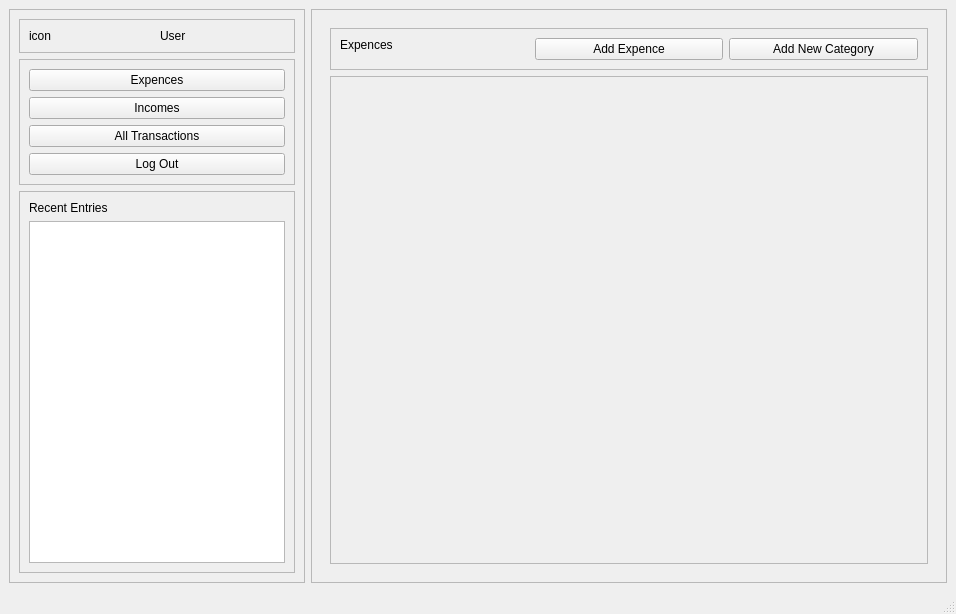
Old version of the form ui/DashboardWindow.ui in the repository imshahastam/budget_tracker_pyqt5.
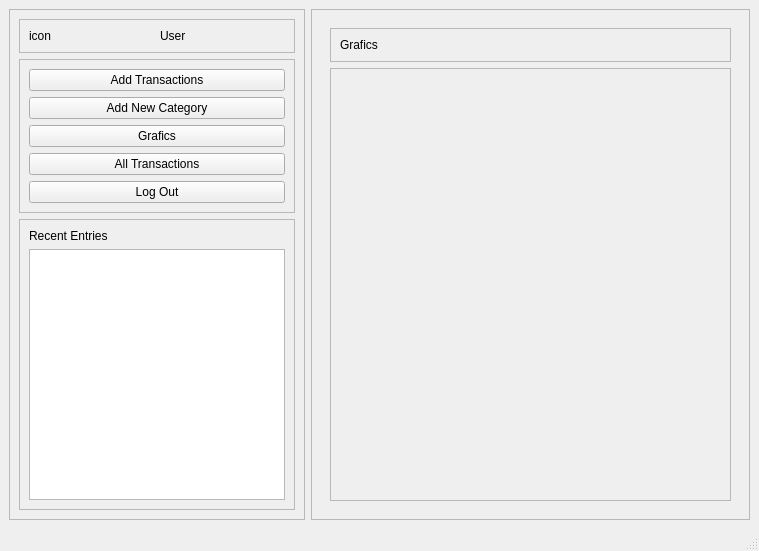
New version of the form.

Commit message: improve new transaction's dialog and update dashboard window

Patch:
```diff
--- a/ui/DashboardWindow.ui
+++ b/ui/DashboardWindow.ui
@@ -6,8 +6,8 @@
    <rect>
     <x>0</x>
     <y>0</y>
-    <width>956</width>
-    <height>614</height>
+    <width>759</width>
+    <height>551</height>
    </rect>
   </property>
   <property name="windowTitle">
@@ -62,14 +62,21 @@
           <item>
            <widget class="QPushButton" name="btnToExpence">
             <property name="text">
-             <string>Expences</string>
+             <string>Add Transactions</string>
             </property>
            </widget>
           </item>
           <item>
-           <widget class="QPushButton" name="btnToIncomes">
+           <widget class="QPushButton" name="btnNewCategory">
             <property name="text">
-             <string>Incomes</string>
+             <string>Add New Category</string>
+            </property>
+           </widget>
+          </item>
+          <item>
+           <widget class="QPushButton" name="btnToGrafics">
+            <property name="text">
+             <string>Grafics</string>
             </property>
            </widget>
           </item>
@@ -145,63 +152,10 @@
       <layout class="QVBoxLayout" name="verticalLayout_4">
        <item>
         <widget class="QStackedWidget" name="stackedWidget">
-         <widget class="QWidget" name="expencePage">
-          <layout class="QVBoxLayout" name="verticalLayout_5">
-           <item>
-            <widget class="QFrame" name="expenceFrame">
-             <property name="frameShape">
-              <enum>QFrame::StyledPanel</enum>
-             </property>
-             <property name="frameShadow">
-              <enum>QFrame::Raised</enum>
-             </property>
-             <layout class="QHBoxLayout" name="horizontalLayout_3">
-              <item alignment="Qt::AlignTop">
-               <widget class="QLabel" name="txtExpence">
-                <property name="text">
-                 <string>Expences</string>
-                </property>
-               </widget>
-              </item>
-              <item alignment="Qt::AlignTop">
-               <widget class="QPushButton" name="btnAddExpence">
-                <property name="text">
-                 <string>Add Expence</string>
-                </property>
-               </widget>
-              </item>
-              <item alignment="Qt::AlignTop">
-               <widget class="QPushButton" name="btnNewCategory">
-                <property name="text">
-                 <string>Add New Category</string>
-                </property>
-               </widget>
-              </item>
-             </layout>
-            </widget>
-           </item>
-           <item>
-            <widget class="QFrame" name="graficsFrame">
-             <property name="sizePolicy">
-              <sizepolicy hsizetype="Preferred" vsizetype="Expanding">
-               <horstretch>0</horstretch>
-               <verstretch>0</verstretch>
-              </sizepolicy>
-             </property>
-             <property name="frameShape">
-              <enum>QFrame::StyledPanel</enum>
-             </property>
-             <property name="frameShadow">
-              <enum>QFrame::Raised</enum>
-             </property>
-            </widget>
-           </item>
-          </layout>
-         </widget>
-         <widget class="QWidget" name="incomePage">
+         <widget class="QWidget" name="GraficsPage">
           <layout class="QVBoxLayout" name="verticalLayout_6">
            <item>
-            <widget class="QFrame" name="incomeFrame">
+            <widget class="QFrame" name="graficsFrame">
              <property name="frameShape">
               <enum>QFrame::StyledPanel</enum>
              </property>
@@ -212,21 +166,7 @@
               <item alignment="Qt::AlignTop">
                <widget class="QLabel" name="txtIncome">
                 <property name="text">
-                 <string>Incomes</string>
-                </property>
-               </widget>
-              </item>
-              <item alignment="Qt::AlignTop">
-               <widget class="QPushButton" name="btnAddIncome">
-                <property name="text">
-                 <string>Add Income</string>
-                </property>
-               </widget>
-              </item>
-              <item alignment="Qt::AlignTop">
-               <widget class="QPushButton" name="btnNewCategoryIncome">
-                <property name="text">
-                 <string>Add New Category</string>
+                 <string>Grafics</string>
                 </property>
                </widget>
               </item>
```
Left out of the diff: 6 changed lines with no effect on the pictures. The commit also changes 4 other files.
